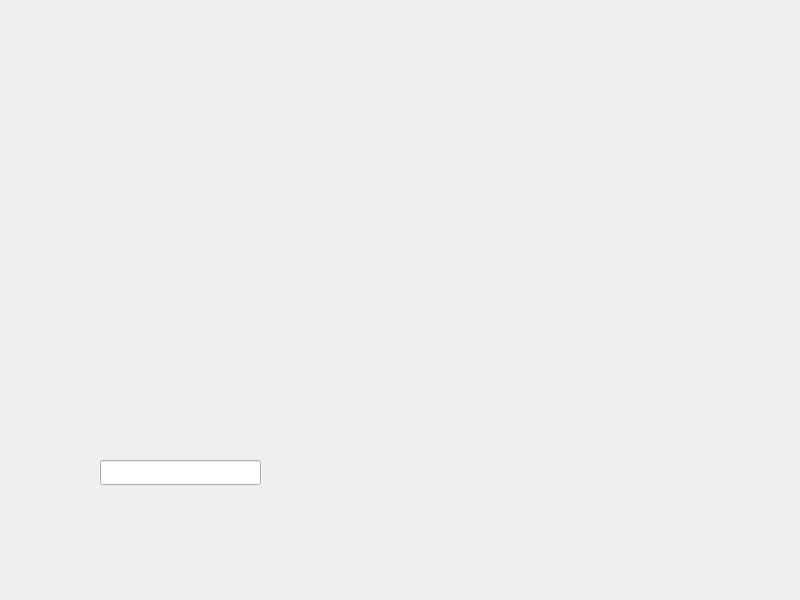
This is C++/qt/Vis_Math_Formula/Version_2/widget.ui in ilya-uzun/Learning as Qt 5 draws it before an edit. The edited form follows.
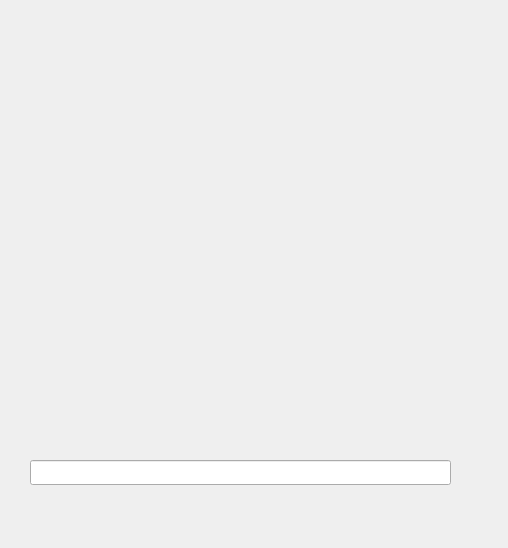
This is the edited form. Custom widgets are drawn as their Qt base class.

What changed in the file:
```diff
--- a/C++/qt/Vis_Math_Formula/Version_2/widget.ui
+++ b/C++/qt/Vis_Math_Formula/Version_2/widget.ui
@@ -6,37 +6,37 @@
    <rect>
     <x>0</x>
     <y>0</y>
-    <width>800</width>
-    <height>600</height>
+    <width>508</width>
+    <height>548</height>
    </rect>
   </property>
   <property name="windowTitle">
    <string>Widget</string>
   </property>
+  <widget class="FormulaWidget" name="formulaWidget" native="true">
+   <property name="geometry">
+    <rect>
+     <x>30</x>
+     <y>30</y>
+     <width>411</width>
+     <height>331</height>
+    </rect>
+   </property>
+  </widget>
   <widget class="QLineEdit" name="lineEdit">
    <property name="geometry">
     <rect>
-     <x>100</x>
+     <x>30</x>
      <y>460</y>
-     <width>161</width>
+     <width>421</width>
      <height>25</height>
     </rect>
    </property>
   </widget>
-  <widget class="formulaWidget" name="formulaWidget" native="true">
-   <property name="geometry">
-    <rect>
-     <x>90</x>
-     <y>70</y>
-     <width>411</width>
-     <height>331</height>
-    </rect>
-   </property>
-  </widget>
  </widget>
  <customwidgets>
   <customwidget>
-   <class>formulaWidget</class>
+   <class>FormulaWidget</class>
    <extends>QWidget</extends>
    <header location="global">formulawidget.h</header>
    <container>1</container>
```
